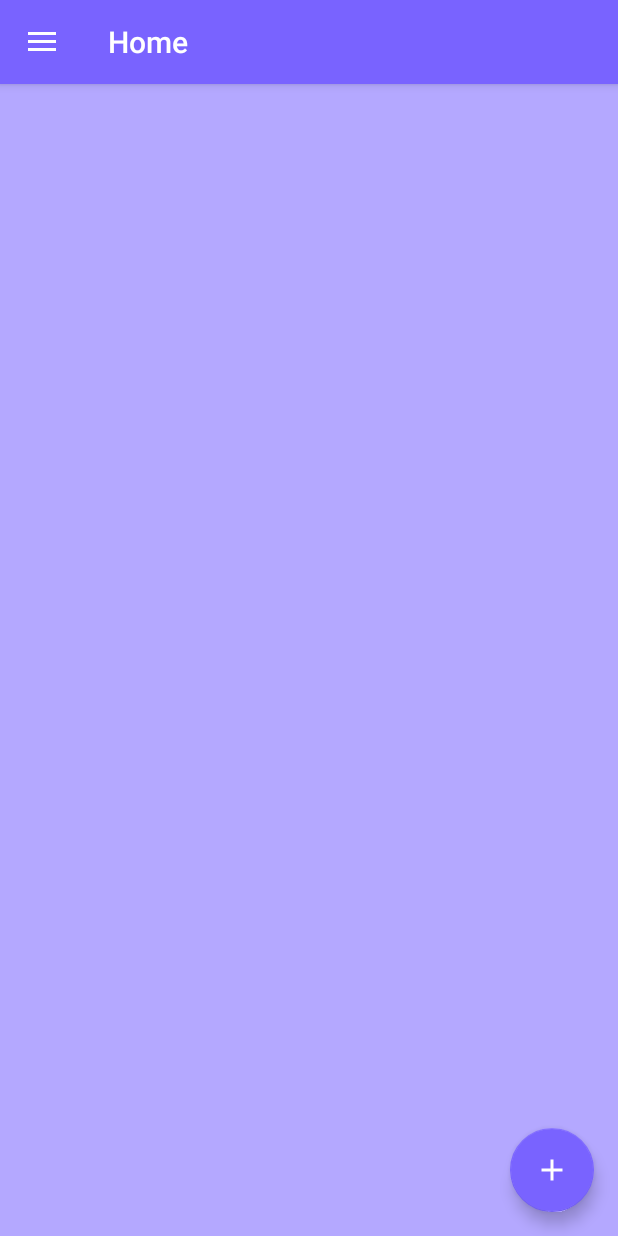
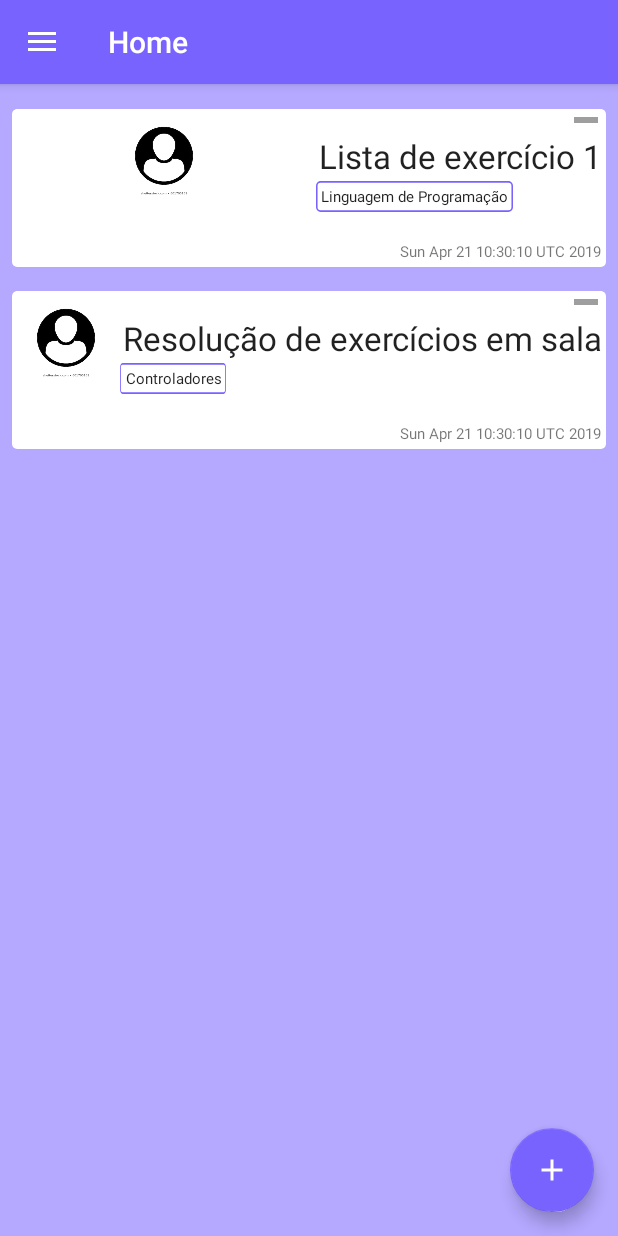
Before and after one commit to angelelouise/apotheca, an Android app: the HomeFragment screen opened directly, with no data from a screen before it, after a tap on an icon or button, on a phone screen of 412 x 824 dp. Run offline under Robolectric (Android 15) with nearby library versions, the phone set to English and light mode, and no system bars; pictures from the network do not load; 2 statements that could not run were skipped; 2 other taps on this screen came first.

Commit message:
-RecyclerView do HomeFragment finalizado

```diff
--- a/app/src/main/java/com/ufrn/angele/apotheca/activity/MainActivity.java
+++ b/app/src/main/java/com/ufrn/angele/apotheca/activity/MainActivity.java
@@ -59,6 +59,7 @@ public class MainActivity extends AppCompatActivity {
     private boolean shouldLoadHomeFragOnBackPress = true;
     private Handler mHandler;
 
+
     @Override
     protected void onCreate(Bundle savedInstanceState) {
         super.onCreate(savedInstanceState);
@@ -101,6 +102,8 @@ public class MainActivity extends AppCompatActivity {
             CURRENT_TAG = TAG_HOME;
             loadHomeFragment();
         }
+
+
     }
 
     /***
--- a/app/src/main/java/com/ufrn/angele/apotheca/adapters/PostAdapter.java
+++ b/app/src/main/java/com/ufrn/angele/apotheca/adapters/PostAdapter.java
@@ -2,27 +2,41 @@ package com.ufrn.angele.apotheca.adapters;
 
 import android.support.annotation.NonNull;
 import android.support.v7.widget.RecyclerView;
+import android.view.LayoutInflater;
 import android.view.View;
 import android.view.ViewGroup;
 import android.widget.ImageButton;
 import android.widget.ImageView;
 import android.widget.TextView;
 
+import com.ufrn.angele.apotheca.R;
+import com.ufrn.angele.apotheca.dominio.Postagem;
+
+import java.util.ArrayList;
+
 public class PostAdapter extends RecyclerView.Adapter{
+
+    private final ArrayList<Postagem> mPostagens;
+
+    public PostAdapter(ArrayList posts){
+        mPostagens=posts;
+    }
+
     @NonNull
     @Override
     public RecyclerView.ViewHolder onCreateViewHolder(@NonNull ViewGroup viewGroup, int i) {
-        return null;
+        View view = LayoutInflater.from(viewGroup.getContext()).inflate(R.layout.list_item, viewGroup, false);
+        return new ListViewHolder(view);
     }
 
     @Override
     public void onBindViewHolder(@NonNull RecyclerView.ViewHolder viewHolder, int i) {
-
+        ((ListViewHolder) viewHolder).bindView(i);
     }
 
     @Override
     public int getItemCount() {
-        return 0;
+        return mPostagens.size();
     }
 
     private class ListViewHolder extends RecyclerView.ViewHolder implements View.OnClickListener{
@@ -33,6 +47,24 @@ public class PostAdapter extends RecyclerView.Adapter{
         private ImageView list_avatar;
         private ImageButton list_menu;
 
+        public ListViewHolder(View view){
+            super(view);
+
+            list_titulo = view.findViewById(R.id.list_titulo);
+            list_turma = view.findViewById(R.id.list_turma);
+            list_timestamp = view.findViewById(R.id.list_timestamp);
+            list_avatar = view.findViewById(R.id.list_avatar);
+            list_menu = view.findViewById(R.id.list_menu);
+
+            view.setOnClickListener(this);
+        }
+        public void bindView(int position){
+            list_titulo.setText(mPostagens.get(position).getTitulo());
+            list_turma.setText(mPostagens.get(position).getTurma());
+            list_titulo.setText(mPostagens.get(position).getTitulo());
+            list_timestamp.setText(mPostagens.get(position).getData_cadastro().toString());
+            list_avatar.setImageResource(mPostagens.get(position).getAvatar());
+        }
         @Override
         public void onClick(View view) {
 
--- /dev/null
+++ b/app/src/main/java/com/ufrn/angele/apotheca/dominio/Postagem.java
@@ -0,0 +1,60 @@
+package com.ufrn.angele.apotheca.dominio;
+
+import java.util.Date;
+
+public class Postagem {
+
+    private String titulo;
+    private String turma;
+    private Date data_cadastro;
+    private int avatar;
+
+    @Override
+    public String toString() {
+        return "Postagem{" +
+                "titulo='" + titulo + '\'' +
+                ", turma='" + turma + '\'' +
+                ", data_cadastro=" + data_cadastro +
+                ", avatar=" + avatar +
+                '}';
+    }
+
+    public Postagem(String titulo, String turma, Date data_cadastro, int avatar) {
+        this.titulo = titulo;
+        this.turma = turma;
+        this.data_cadastro = data_cadastro;
+        this.avatar = avatar;
+    }
+
+    public String getTitulo() {
+        return titulo;
+    }
+
+    public void setTitulo(String titulo) {
+        this.titulo = titulo;
+    }
+
+    public String getTurma() {
+        return turma;
+    }
+
+    public void setTurma(String turma) {
+        this.turma = turma;
+    }
+
+    public Date getData_cadastro() {
+        return data_cadastro;
+    }
+
+    public void setData_cadastro(Date data_cadastro) {
+        this.data_cadastro = data_cadastro;
+    }
+
+    public int getAvatar() {
+        return avatar;
+    }
+
+    public void setAvatar(int avatar) {
+        this.avatar = avatar;
+    }
+}
--- a/app/src/main/java/com/ufrn/angele/apotheca/fragment/HomeFragment.java
+++ b/app/src/main/java/com/ufrn/angele/apotheca/fragment/HomeFragment.java
@@ -8,9 +8,13 @@ import android.support.v7.widget.RecyclerView;
 import android.view.LayoutInflater;
 import android.view.View;
 import android.view.ViewGroup;
-import android.widget.ListAdapter;
 
 import com.ufrn.angele.apotheca.R;
+import com.ufrn.angele.apotheca.adapters.PostAdapter;
+import com.ufrn.angele.apotheca.dominio.Postagem;
+
+import java.util.ArrayList;
+import java.util.Date;
 
 /**
  * A simple {@link Fragment} subclass.
@@ -24,7 +28,7 @@ public class HomeFragment extends Fragment {
 
     public static class ViewHolder{
         private RecyclerView recyclerView;
-        private RecyclerView.Adapter mAdapter;
+        private PostAdapter mAdapter;
         private RecyclerView.LayoutManager layoutManager;
         private View view;
     }
@@ -40,6 +44,7 @@ public class HomeFragment extends Fragment {
     private String mParam2;
 
     private OnFragmentInteractionListener mListener;
+    private ArrayList<Postagem> posts;
 
     public HomeFragment() {
         // Required empty public constructor
@@ -71,21 +76,11 @@ public class HomeFragment extends Fragment {
             mParam2 = getArguments().getString(ARG_PARAM2);
         }
 
-//        mViewHolder.recyclerView = findViewById(R.id.my_recycler_view);
-//
-//        // use this setting to improve performance if you know that changes
-//        // in content do not change the layout size of the RecyclerView
-//        mViewHolder.recyclerView.setHasFixedSize(true);
-//
-//        // use a linear layout manager
-//        mViewHolder.layoutManager = new LinearLayoutManager(this);
-//        mViewHolder.recyclerView.setLayoutManager(layoutManager);
-//
-//        // specify an adapter (see also next example)
-//        mViewHolder.mAdapter = new MyAdapter(mViewHolder.myDataset);
-//        mViewHolder.recyclerView.setAdapter(mViewHolder.mAdapter);
 
-
+        //criar dados para testes
+        posts = new ArrayList<>();
+        posts.add(new Postagem("Lista de exercício 1","Linguagem de Programação",new Date(),R.drawable.user));
+        posts.add(new Postagem("Resolução de exercícios em sala","Controladores",new Date(),R.drawable.user));
     }
 
     @Override
@@ -97,7 +92,7 @@ public class HomeFragment extends Fragment {
         mViewHolder.layoutManager = new LinearLayoutManager(getActivity());
         mViewHolder.recyclerView.setLayoutManager( mViewHolder.layoutManager);
 
-        mViewHolder.mAdapter = new ListAdapter();
+        mViewHolder.mAdapter = new PostAdapter(posts);
         mViewHolder.recyclerView.setAdapter(mViewHolder.mAdapter);
 
         return mViewHolder.view;
--- a/app/src/main/res/layout/list_item.xml
+++ b/app/src/main/res/layout/list_item.xml
@@ -18,6 +18,7 @@
         android:layout_height="wrap_content"
         android:orientation="vertical">
         <ImageButton
+            android:id="@+id/list_menu"
             android:layout_width="wrap_content"
             android:layout_height="wrap_content"
             android:layout_gravity="right"
```
